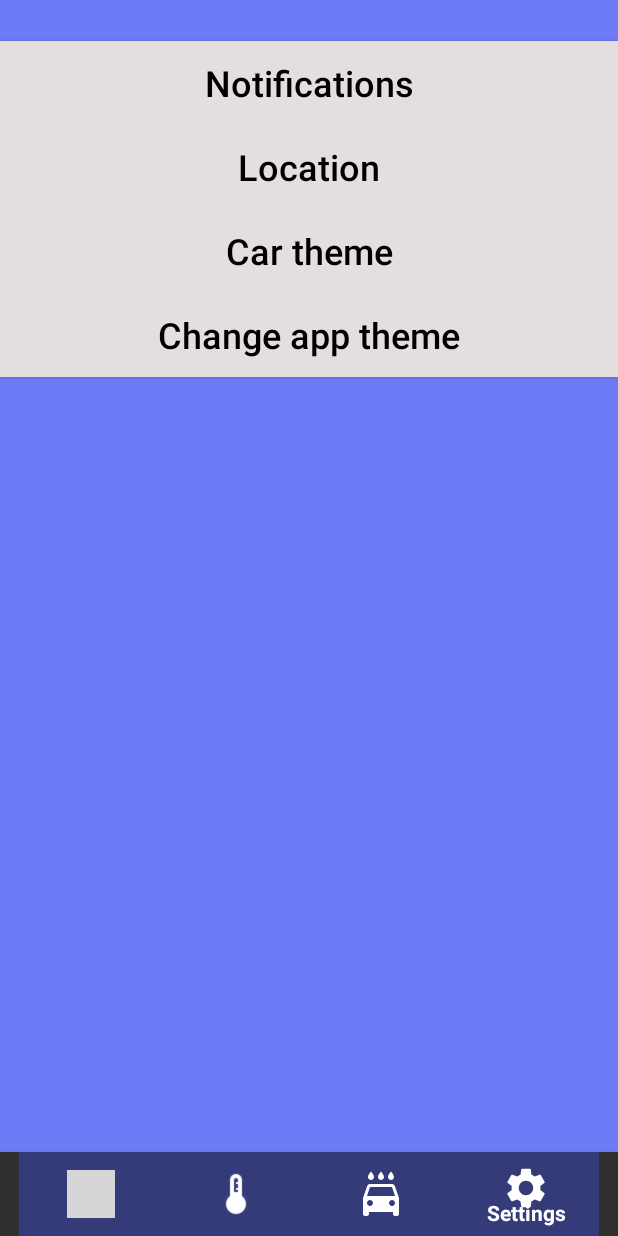
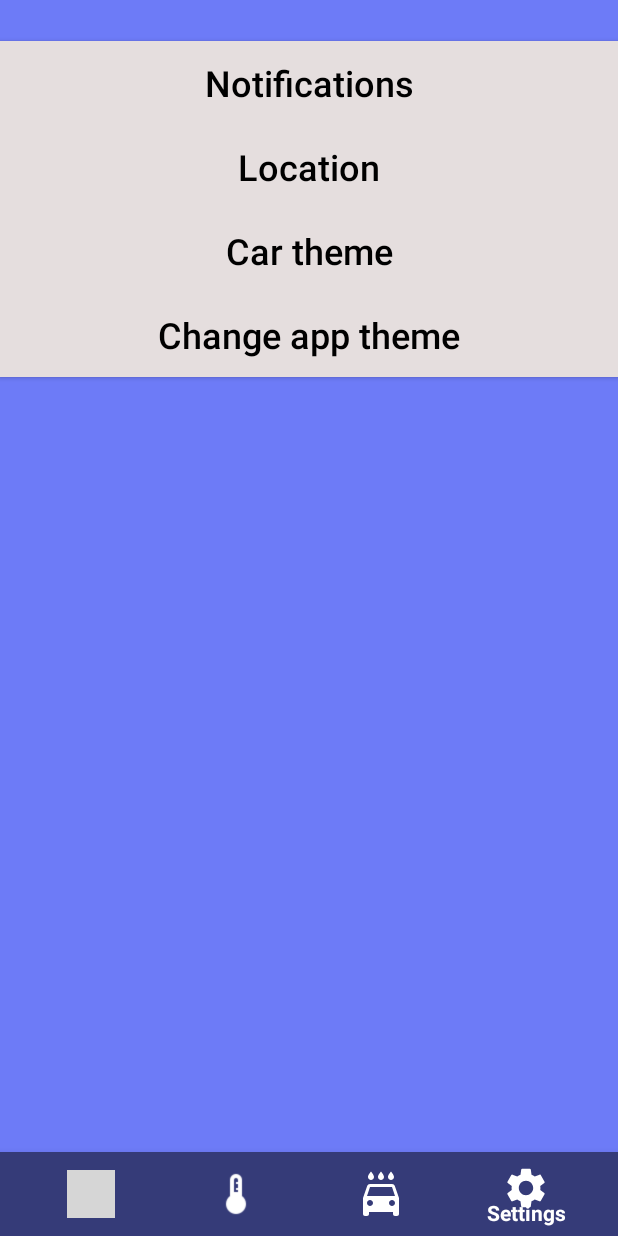
Before and after one commit to Rocketman887/TimeToWashTheCar, an Android app: the screen it shows after launch (SingleActivity), item 4 of the bottom bar chosen, on a phone screen of 412 x 824 dp. Run offline under Robolectric (Android 15) with nearby library versions, the light colour scheme and no system bars; pictures from the network do not load; 2 statements that could not run were skipped; grey boxes are pictures that could not be loaded.

Commit message:
backgrounds added

```diff
--- a/app/src/main/res/layout/activity_single.xml
+++ b/app/src/main/res/layout/activity_single.xml
@@ -18,7 +18,8 @@
         android:layout_height="wrap_content"
         android:layout_width="match_parent"
         android:layout_alignParentBottom="true"
-        android:background="?android:attr/windowBackground"
+
+        android:background="@color/blue"
         app:itemBackground="@color/blue"
         app:itemIconTint="@color/white"
         app:itemIconSize="32dp"
--- a/app/src/main/res/layout/fragment_home.xml
+++ b/app/src/main/res/layout/fragment_home.xml
@@ -85,7 +85,7 @@
         <ImageView
             android:id="@+id/iv_description"
             android:layout_width="88dp"
-            android:layout_height="64dp"
+            android:layout_height="72dp"
             android:layout_marginLeft="12dp"
             android:layout_marginTop="28dp"
             android:layout_toRightOf="@+id/tv_temperature"
```
Also changed, not shown: app/src/main/java/com/example/timetowashthecar/presentation/HomeFragment.kt (+7 -4 lines).
